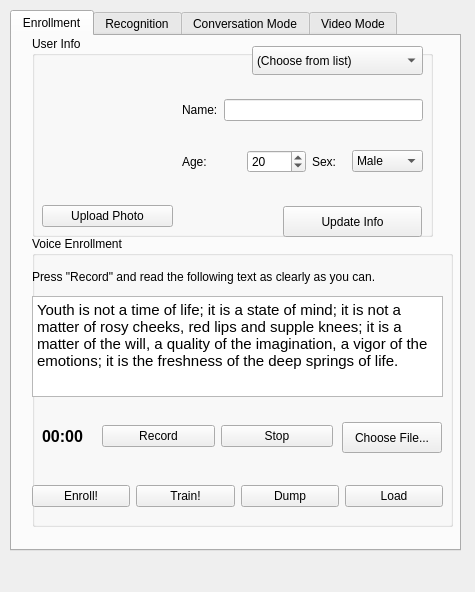
This is gui/edytor2.ui in ppwwyyxx/speaker-recognition as Qt 5 draws it before an edit. The edited form follows.
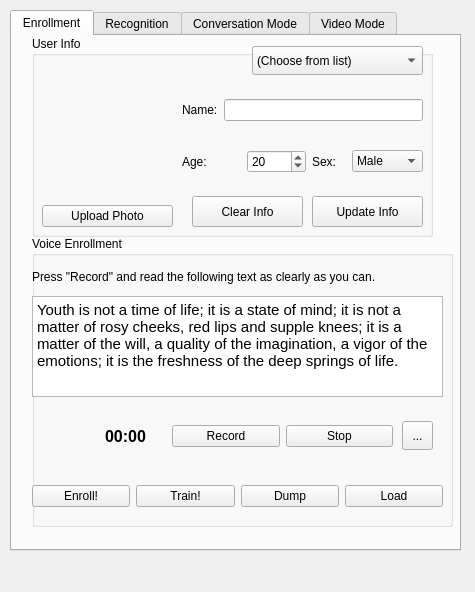
This is the edited form.

Commit message: new ui with db

The edit to the form file:
```diff
--- a/gui/edytor2.ui
+++ b/gui/edytor2.ui
@@ -167,9 +167,9 @@
      <widget class="QPushButton" name="UpdateInfo">
       <property name="geometry">
        <rect>
-        <x>251</x>
-        <y>170</y>
-        <width>139</width>
+        <x>280</x>
+        <y>160</y>
+        <width>111</width>
         <height>31</height>
        </rect>
       </property>
@@ -177,6 +177,19 @@
        <string>Update Info</string>
       </property>
      </widget>
+     <widget class="QPushButton" name="ClearInfo">
+      <property name="geometry">
+       <rect>
+        <x>160</x>
+        <y>160</y>
+        <width>111</width>
+        <height>31</height>
+       </rect>
+      </property>
+      <property name="text">
+       <string>Clear Info</string>
+      </property>
+     </widget>
     </widget>
     <widget class="QGroupBox" name="groupBox_2">
      <property name="geometry">
@@ -224,8 +237,8 @@
      <widget class="QLabel" name="Animation">
       <property name="geometry">
        <rect>
-        <x>10</x>
-        <y>170</y>
+        <x>0</x>
+        <y>160</y>
         <width>61</width>
         <height>61</height>
        </rect>
@@ -283,9 +296,9 @@
      <widget class="QWidget" name="horizontalLayoutWidget_2">
       <property name="geometry">
        <rect>
-        <x>70</x>
+        <x>140</x>
         <y>180</y>
-        <width>231</width>
+        <width>221</width>
         <height>41</height>
        </rect>
       </property>
@@ -309,7 +322,7 @@
      <widget class="QLabel" name="enrollTime">
       <property name="geometry">
        <rect>
-        <x>10</x>
+        <x>73</x>
         <y>190</y>
         <width>51</width>
         <height>21</height>
@@ -326,17 +339,17 @@
        <string>00:00</string>
       </property>
      </widget>
-     <widget class="QPushButton" name="enrollFile">
+     <widget class="QToolButton" name="enrollFile">
       <property name="geometry">
        <rect>
-        <x>310</x>
-        <y>186</y>
-        <width>100</width>
-        <height>31</height>
+        <x>370</x>
+        <y>185</y>
+        <width>31</width>
+        <height>29</height>
        </rect>
       </property>
       <property name="text">
-       <string>Choose File...</string>
+       <string>...</string>
       </property>
      </widget>
     </widget>
```
Left out of the diff: 35 changed lines with no effect on the pictures. The commit also changes 2 other files.
